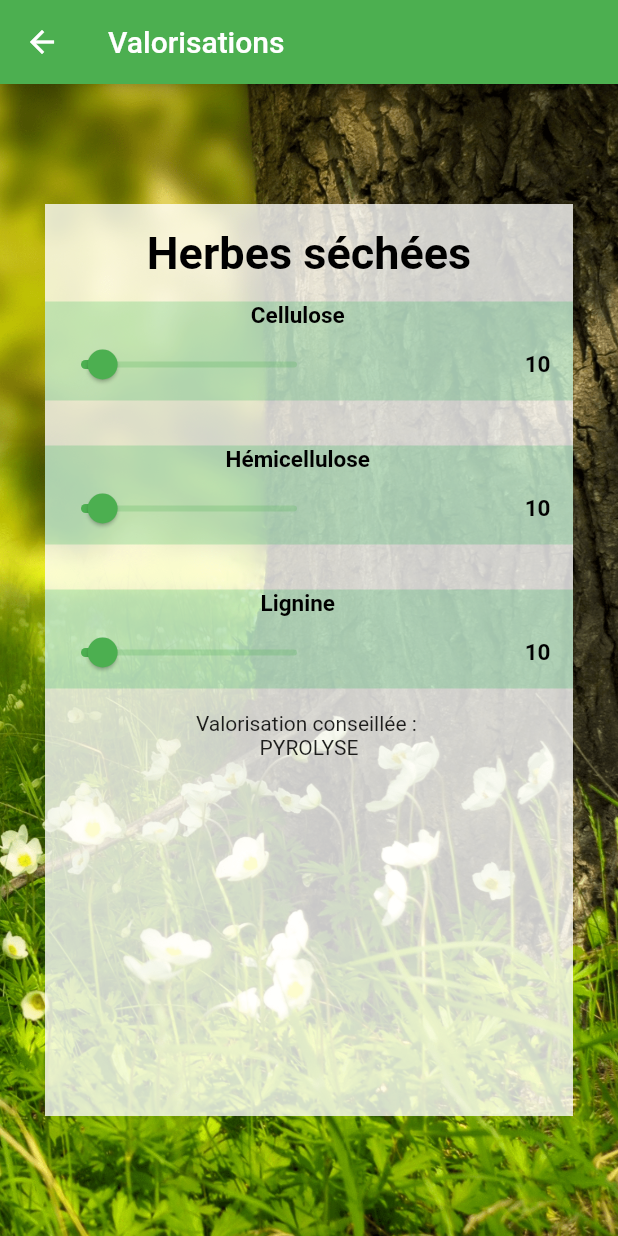
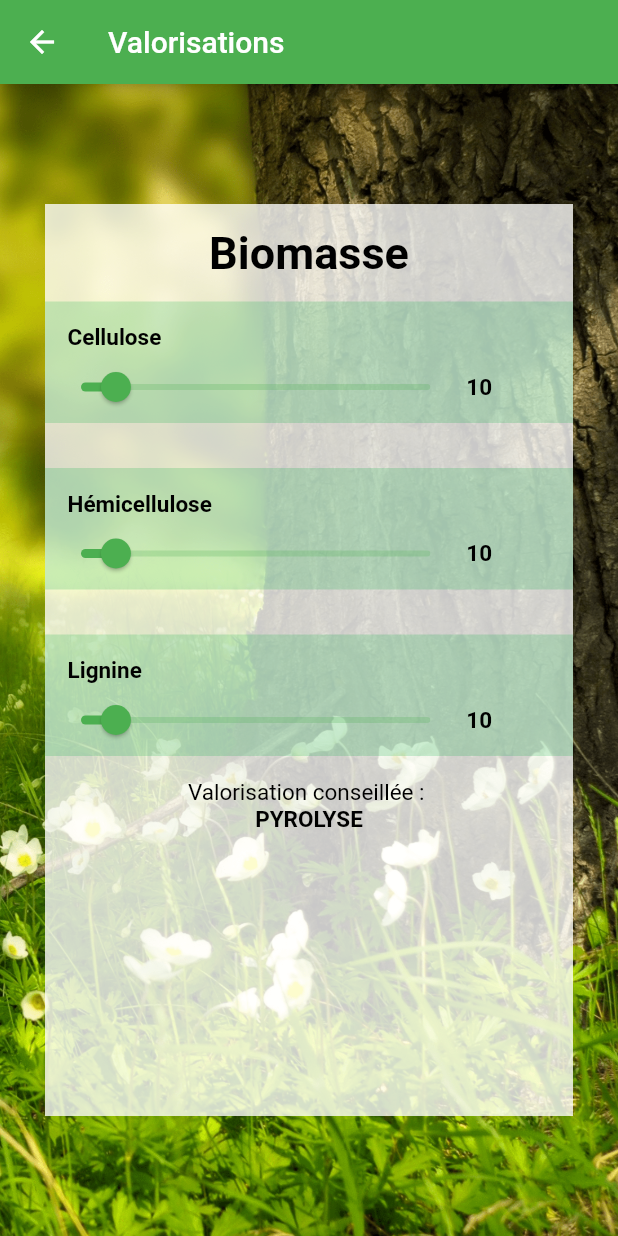
Before and after one commit to ArthurAttout/Biomass_App, a Flutter app: the screen it shows after launch, after a tap on "Valorization", on a phone screen of 412 x 824 dp. Run offline on Flutter 3.47's test engine with Material 2 defaults, Android fonts, the phone set to English and light mode, and no system bars; our stand-ins replace camera, firebase_storage, image_picker, location, tuple; accounts and stored records are empty.

Commit message:
Valorisation algo

```diff
--- a/lib/ValorizationScreen.dart
+++ b/lib/ValorizationScreen.dart
@@ -1,23 +1,27 @@
 import 'package:flutter/material.dart';
 import 'package:intl/intl.dart';
+import 'package:biomasse/ValorizationUtils.dart';
+import 'package:tuple/tuple.dart';
 
 class ValorizationScreen extends StatefulWidget {
-  ValorizationScreen({Key key, this.pathPicture, this.crop}) : super(key: key);
+  ValorizationScreen({Key key, this.biomassName, this.valorisations}) : super(key: key);
 
-  final String pathPicture;
-  final bool crop;
+  final String biomassName;
+  final List<Tuple4<int,int,int,String>> valorisations;
 
   @override
-  ValorizationScreenState createState() => ValorizationScreenState();
+  ValorizationScreenState createState() => ValorizationScreenState(biomassName,valorisations);
 }
 
 class ValorizationScreenState extends State<ValorizationScreen> {
+  ValorizationScreenState(this.biomassName, this.valorizations);
 
-  double _celluloseValue = 10.0;
-  double _hemiCelluloseValue = 10.0;
-  double _ligninValue = 10.0;
-  String _valorization = "Pyrolyse";
-  String _biomassName = "Herbes séchées";
+  double celluloseValue = 10.0;
+  double hemiCelluloseValue = 10.0;
+  double ligninValue = 10.0;
+  List<Tuple4<int,int,int,String>> valorizations;
+  String currentValorization = "Pyrolyse";
+  String biomassName;
   NumberFormat nf = new NumberFormat("###");
 
   @override
@@ -42,7 +46,7 @@ class ValorizationScreenState extends State<ValorizationScreen> {
                 Container(
                   margin:EdgeInsets.only(top: 15),
                   child: Text(
-                    _biomassName,
+                    biomassName,
                     style: TextStyle(fontWeight: FontWeight.bold,fontSize: 30,color: Colors.black),
                   ),
                 ),
@@ -51,25 +55,40 @@ class ValorizationScreenState extends State<ValorizationScreen> {
                   color: Color.fromARGB(50, 3, 173, 60),
                   padding: EdgeInsets.only(right: 15),
                   child: Column(
+                    crossAxisAlignment: CrossAxisAlignment.start,
                     children: <Widget>[
-                      Text(
+                      Container(
+                        padding: EdgeInsets.only(left: 15, top: 15),
+                        child: Text(
                           "Cellulose",
                           style: TextStyle(fontWeight: FontWeight.bold,fontSize: 15,color: Colors.black),
+                        ),
                       ),
                       Row(
                         mainAxisAlignment: MainAxisAlignment.spaceBetween,
                         children: <Widget>[
-                          Slider(
+                          Expanded(
+                            flex: 10,
+                            child: Slider(
                               min: 0,
                               max: 100,
+                              onChangeEnd: (newValue){
+                                setState(() {
+                                  currentValorization = getValorisationFromCharacteristics(valorizations, celluloseValue, hemiCelluloseValue, ligninValue);
+                                });
+                              },
                               onChanged: (newRating) {
-                              setState(() => _celluloseValue = newRating);
+                                setState(() => celluloseValue = newRating);
                               },
-                            value: _celluloseValue,
+                              value: celluloseValue,
                             ),
-                          Text(
-                            nf.format(_celluloseValue),
+                          ),
+                          Expanded(
+                           flex: 2,
+                           child: Text(
+                             nf.format(celluloseValue),
                              style: TextStyle(fontWeight: FontWeight.bold,fontSize: 15,color: Colors.black),
+                           ),
                          )
                         ],
                       ),
@@ -81,25 +100,40 @@ class ValorizationScreenState extends State<ValorizationScreen> {
                   color: Color.fromARGB(50, 3, 173, 60),
                   padding: EdgeInsets.only(right: 15),
                   child: Column(
+                    crossAxisAlignment: CrossAxisAlignment.start,
                     children: <Widget>[
-                      Text(
+                      Container(
+                        padding: EdgeInsets.only(left: 15, top: 15),
+                        child: Text(
                           "Hémicellulose",
                           style: TextStyle(fontWeight: FontWeight.bold,fontSize: 15,color: Colors.black),
+                        ),
                       ),
                       Row(
                         mainAxisAlignment: MainAxisAlignment.spaceBetween,
                         children: <Widget>[
-                          Slider(
+                          Expanded(
+                            flex: 10,
+                            child: Slider(
                               min: 0,
                               max: 100,
+                              onChangeEnd: (newValue){
+                                setState(() {
+                                  currentValorization = getValorisationFromCharacteristics(valorizations, celluloseValue, hemiCelluloseValue, ligninValue);
+                                });
+                              },
                               onChanged: (newRating) {
-                              setState(() => _hemiCelluloseValue = newRating);
+                                setState(() => hemiCelluloseValue = newRating);
                               },
-                            value: _hemiCelluloseValue,
+                              value: hemiCelluloseValue,
                             ),
-                          Text(
-                            nf.format(_hemiCelluloseValue),
+                          ),
+                          Expanded(
+                            flex: 2,
+                            child: Text(
+                              nf.format(hemiCelluloseValue),
                               style: TextStyle(fontWeight: FontWeight.bold,fontSize: 15,color: Colors.black),
+                            ),
                           )
                         ],
                       ),
@@ -111,33 +145,48 @@ class ValorizationScreenState extends State<ValorizationScreen> {
                   color: Color.fromARGB(50, 3, 173, 60),
                   padding: EdgeInsets.only(right: 15),
                   child: Column(
+                    crossAxisAlignment: CrossAxisAlignment.start,
                     children: <Widget>[
-                      Text(
+                      Container(
+                        padding: EdgeInsets.only(left: 15, top: 15),
+                        child: Text(
                           "Lignine",
                           style: TextStyle(fontWeight: FontWeight.bold,fontSize: 15,color: Colors.black),
+                        ),
                       ),
                       Row(
                         mainAxisAlignment: MainAxisAlignment.spaceBetween,
                         children: <Widget>[
-                          Slider(
+                          Expanded(
+                            flex: 10,
+                            child: Slider(
+                              onChangeEnd: (newValue){
+                                  setState(() {
+                                    currentValorization = getValorisationFromCharacteristics(valorizations, celluloseValue, hemiCelluloseValue, ligninValue);
+                                  });
+                                },
+                              onChanged: (newRating) {
+                                setState(() => ligninValue = newRating);
+                              },
                               min: 0,
                               max: 100,
-                            onChanged: (newRating) {
-                              setState(() => _ligninValue = newRating);
-                            },
-                            value: _ligninValue,
+                              value: ligninValue,
                             ),
-                          Text(
-                            nf.format(_ligninValue),
+                          ),
+                          Expanded(
+                            flex: 2,
+                            child: Text(
+                              nf.format(ligninValue),
                               style: TextStyle(fontWeight: FontWeight.bold,fontSize: 15,color: Colors.black),
+                            ),
                           )
                         ],
                       )
                     ],
                   ),
                 ),
-                Text("Valorisation conseillée : "),
-                Text(_valorization.toUpperCase()),
+                Text("Valorisation conseillée : ",style: TextStyle(fontSize: 15,color: Colors.black),),
+                Text(currentValorization.toUpperCase(), style: TextStyle(fontWeight: FontWeight.bold,fontSize: 15,color: Colors.black),),
               ],
             ),
           )
--- /dev/null
+++ b/lib/ValorizationUtils.dart
@@ -0,0 +1,72 @@
+import 'package:tuple/tuple.dart';
+
+String getValorisationFromCharacteristics(List<Tuple4<int,int,int,String>> matrix, double char1, double char2, double char3){
+
+  var savedThreshold1 = -1;
+  var savedThreshold2 = -1;
+  var savedThreshold3 = -1;
+  var savedOutcome = "";
+
+  for(var entry in matrix){
+
+      if(entry.item1 == -1) return entry.item4;
+      if(entry.item1 >= char1 && (savedThreshold1 == -1 || savedThreshold1 == entry.item1)){
+        savedThreshold1 = entry.item1;
+
+        if(entry.item2 == -1) return entry.item4;
+        if(entry.item2 >= char2 && (savedThreshold2 == -1 || savedThreshold2 == entry.item2)){
+          savedThreshold2 = entry.item2;
+
+          if(entry.item3 == -1) return entry.item4;
+          savedOutcome = entry.item4;
+        }
+      }
+  }
+
+  return savedOutcome;
+}
+
+int countRangeEqual(List<Tuple4<int,int,int,String>> matrix, int toBeEqual){
+
+  var i = 0;
+  for(var entry in matrix){
+    if(entry.item1 == toBeEqual){
+      i++;
+    }
+
+    if(entry.item1 > toBeEqual)
+      return i;
+  }
+
+  return i;
+}
+
+
+List<Tuple4<int,int,int,String>> getDummyValorizations(){
+  var list = new List<Tuple4<int,int,int,String>>();
+
+  list.add(new Tuple4(2, 1, -1, "Fermentation"));
+  list.add(new Tuple4(2, 48, 1, "Fermentation"));
+  list.add(new Tuple4(2, 48, 57, "Combustion"));
+
+  list.add(new Tuple4(10, 1, -1, "Pyrolyse"));
+  list.add(new Tuple4(10, 30, -1, "Combustion"));
+  list.add(new Tuple4(10, 90, -1, "Digestion anaérobique"));
+
+  list.add(new Tuple4(17, 44, -1, "Combustion"));
+  list.add(new Tuple4(17, 89, -1, "Digestion anaérobique"));
+
+  list.add(new Tuple4(20, 1, -1, "Combustion"));
+  list.add(new Tuple4(20, 50, -1, "Fermentation"));
+  list.add(new Tuple4(20, 70, -1, "Digestion anaérobique"));
+  list.add(new Tuple4(20, 75, -1, "Combustion"));
+
+  list.add(new Tuple4(90, 1, 1, "Digestion anaérobique"));
+  list.add(new Tuple4(90, 9, 80, "Digestion anaérobique"));
+  list.add(new Tuple4(90, 30, 1, "Fermentation"));
+  list.add(new Tuple4(90, 30, 50, "Pyrolyse"));
+
+  list.add(new Tuple4(95, -1, -1, "Pyrolyse"));
+
+  return list;
+}
--- a/lib/main.dart
+++ b/lib/main.dart
@@ -6,6 +6,7 @@ import 'package:flutter/material.dart';
 import 'package:biomasse/APIRequests.dart';
 import 'package:biomasse/ResultScreen.dart';
 import 'package:biomasse/ValorizationScreen.dart';
+import 'package:biomasse/ValorizationUtils.dart';
 
 void main() => runApp(MyApp());
 
@@ -96,7 +97,7 @@ class _MyHomePageState extends State<MyHomePage> {
               onPressed: ()  {
                 Navigator.push(
                   context,
-                  MaterialPageRoute(builder: (context) => ValorizationScreen()),
+                  MaterialPageRoute(builder: (context) => ValorizationScreen(biomassName: "Biomasse", valorisations: getDummyValorizations(),)),
                 );
               },
               textColor: Colors.white,
--- a/pubspec.yaml
+++ b/pubspec.yaml
@@ -26,6 +26,7 @@ dependencies:
   camera: 0.5.0
   path_provider: 0.5.0+1
   firebase_storage:
+  tuple: ^1.0.2
   location: ^1.4.1
   image_picker: ^0.4.12
   intl: ^0.15.8
```
Also changed, not shown: pubspec.lock, 1 other file. Lines whose indentation alone changed are shown as unchanged.
